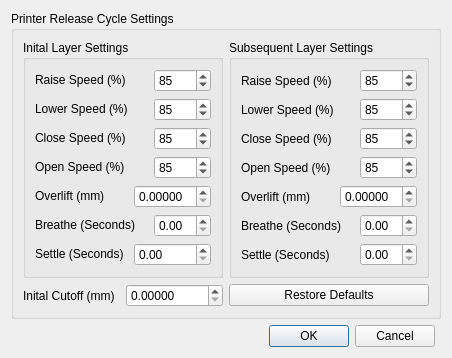
This is B9Creator/dlgcyclesettings.ui in B9Creations/B9Creator as Qt 5 draws it before an edit. The edited form follows.
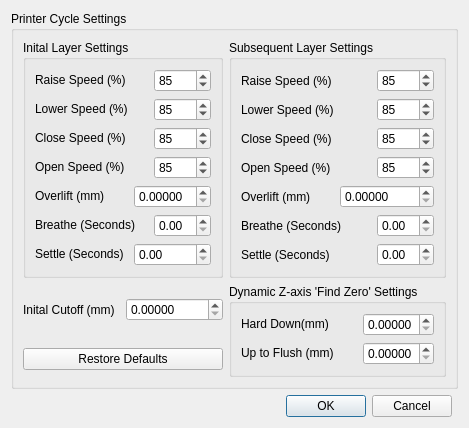
This is the edited form.

Diff of the .ui file:
```diff
--- a/B9Creator/dlgcyclesettings.ui
+++ b/B9Creator/dlgcyclesettings.ui
@@ -6,8 +6,8 @@
    <rect>
     <x>0</x>
     <y>0</y>
-    <width>398</width>
-    <height>318</height>
+    <width>406</width>
+    <height>374</height>
    </rect>
   </property>
   <property name="windowTitle">
@@ -17,9 +17,9 @@
    <item row="0" column="0" colspan="2">
     <widget class="QGroupBox" name="groupBox_3">
      <property name="title">
-      <string>Printer Release Cycle Settings</string>
+      <string>Printer Cycle Settings</string>
      </property>
-     <layout class="QGridLayout" name="gridLayout_3">
+     <layout class="QGridLayout" name="gridLayout_5">
       <item row="0" column="0" colspan="2">
        <widget class="QGroupBox" name="groupBox">
         <property name="title">
@@ -437,7 +437,80 @@
         </property>
        </widget>
       </item>
-      <item row="1" column="2">
+      <item row="1" column="2" rowspan="2">
+       <widget class="QGroupBox" name="groupBox_4">
+        <property name="title">
+         <string>Dynamic Z-axis 'Find Zero' Settings</string>
+        </property>
+        <layout class="QGridLayout" name="gridLayout_3">
+         <item row="0" column="0">
+          <widget class="QLabel" name="label_16">
+           <property name="sizePolicy">
+            <sizepolicy hsizetype="MinimumExpanding" vsizetype="Fixed">
+             <horstretch>0</horstretch>
+             <verstretch>0</verstretch>
+            </sizepolicy>
+           </property>
+           <property name="text">
+            <string>Hard Down(mm)</string>
+           </property>
+          </widget>
+         </item>
+         <item row="0" column="1">
+          <widget class="QDoubleSpinBox" name="doubleSpinBoxHardZDown">
+           <property name="toolTip">
+            <string>We go lower than 'zero' by this amount, expecting to hit bottom, motor will 'skip' a bit.</string>
+           </property>
+           <property name="whatsThis">
+            <string>We go lower than 'zero' by this amount, expecting to hit bottom, motor will 'skip' a bit.  Adjust this value so it only skips a few times.</string>
+           </property>
+           <property name="decimals">
+            <number>5</number>
+           </property>
+           <property name="maximum">
+            <double>1.270000000000000</double>
+           </property>
+           <property name="singleStep">
+            <double>0.006350000000000</double>
+           </property>
+          </widget>
+         </item>
+         <item row="1" column="0">
+          <widget class="QLabel" name="label_17">
+           <property name="sizePolicy">
+            <sizepolicy hsizetype="MinimumExpanding" vsizetype="Fixed">
+             <horstretch>0</horstretch>
+             <verstretch>0</verstretch>
+            </sizepolicy>
+           </property>
+           <property name="text">
+            <string>Up to Flush (mm)</string>
+           </property>
+          </widget>
+         </item>
+         <item row="1" column="1">
+          <widget class="QDoubleSpinBox" name="doubleSpinBoxZFlush">
+           <property name="toolTip">
+            <string>After we hit hard bottom, move up this much to flush the Build Table with the PDMS</string>
+           </property>
+           <property name="whatsThis">
+            <string>After we hit hard bottom, move up this much to flush the Build Table with the PDMS.  This value should normally be less than the Hard Down Value.</string>
+           </property>
+           <property name="decimals">
+            <number>5</number>
+           </property>
+           <property name="maximum">
+            <double>1.270000000000000</double>
+           </property>
+           <property name="singleStep">
+            <double>0.006350000000000</double>
+           </property>
+          </widget>
+         </item>
+        </layout>
+       </widget>
+      </item>
+      <item row="2" column="0" colspan="2">
        <widget class="QPushButton" name="pushButtonRestoreDefaults">
         <property name="focusPolicy">
          <enum>Qt::StrongFocus</enum>
```
Left out of the diff: 4 changed lines with no effect on the pictures.
